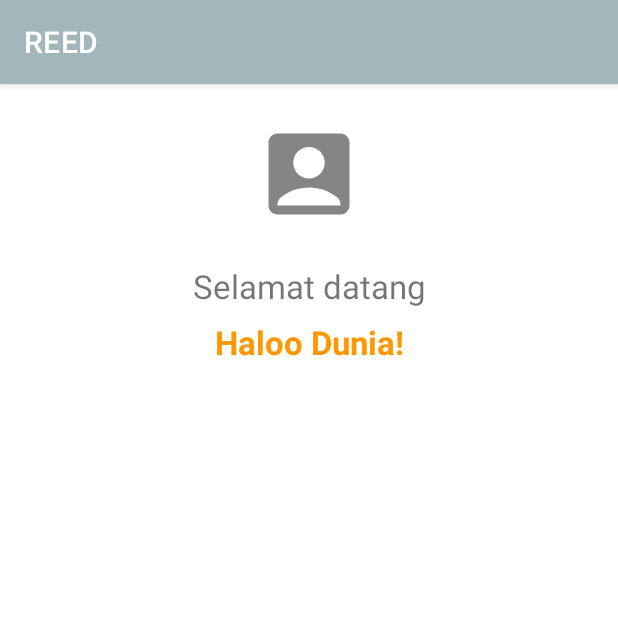
After one commit to Rqfi/UKLSemester4-3, an Android app: the fragment SecondFragment shown on its own in the app's theme, on a phone screen of 412 x 824 dp, the top half of it. The commit adds this screen. Run offline under Robolectric (Android 15) with nearby library versions, the phone set to English and light mode, and no system bars.

Commit message:
second commit

```diff
--- a/app/build.gradle
+++ b/app/build.gradle
@@ -45,6 +45,8 @@ dependencies {
     implementation 'androidx.recyclerview:recyclerview:1.2.1'
     implementation 'androidx.cardview:cardview:1.0.0'
     implementation 'com.github.bumptech.glide:glide:4.12.0'
+    implementation 'androidx.lifecycle:lifecycle-extensions:2.2.0'
+    implementation 'androidx.legacy:legacy-support-v4:1.0.0'
     testImplementation 'junit:junit:4.13.2'
     androidTestImplementation 'androidx.test.ext:junit:1.1.5'
     androidTestImplementation 'androidx.test.espresso:espresso-core:3.5.1'
--- a/app/src/main/AndroidManifest.xml
+++ b/app/src/main/AndroidManifest.xml
@@ -2,7 +2,8 @@
 <manifest xmlns:android="http://schemas.android.com/apk/res/android"
     xmlns:tools="http://schemas.android.com/tools"
     package="com.example.uklaplikasiku">
-    <uses-permission android:name="android.permission.INTERNET"/>
+
+    <uses-permission android:name="android.permission.INTERNET" />
 
     <application
         android:allowBackup="true"
@@ -14,6 +15,9 @@
         android:supportsRtl="true"
         android:theme="@style/Theme.UKLAplikasiku"
         tools:targetApi="31">
+        <activity
+            android:name=".SigninActivity"
+            android:exported="false" />
         <activity
             android:name=".LibraryActivity"
             android:exported="false" />
--- /dev/null
+++ b/app/src/main/java/com/example/uklaplikasiku/CommunicationViewModel.kt
@@ -0,0 +1,16 @@
+package com.example.uklaplikasiku
+
+import androidx.lifecycle.LiveData
+import androidx.lifecycle.MutableLiveData
+import androidx.lifecycle.ViewModel
+
+class CommunicationViewModel : ViewModel() {
+    private val mName = MutableLiveData<String>()
+
+    val name: LiveData<String>
+    get() = mName
+
+    fun setName(name : String){
+        mName.value = name
+    }
+}
--- /dev/null
+++ b/app/src/main/java/com/example/uklaplikasiku/SecondFragment.kt
@@ -0,0 +1,42 @@
+package com.example.uklaplikasiku
+
+import android.os.Bundle
+import androidx.fragment.app.Fragment
+import android.view.LayoutInflater
+import android.view.View
+import android.view.ViewGroup
+import android.widget.TextView
+import androidx.lifecycle.Observer
+import androidx.lifecycle.ViewModelProviders
+
+class SecondFragment : Fragment() {
+    private var communicationViewModel: CommunicationViewModel? = null
+    private var txtName: TextView? = null
+
+    override fun onCreate(savedInstanceState: Bundle?) {
+        super.onCreate(savedInstanceState)
+        communicationViewModel = ViewModelProviders.of(requireActivity()).get(CommunicationViewModel::class.java)
+        }
+
+    override fun onCreateView(
+        inflater: LayoutInflater, container: ViewGroup?,
+        savedInstanceState: Bundle?
+    ): View? {
+        // Inflate the layout for this fragment
+        return inflater.inflate(R.layout.fragment_second, container, false)
+    }
+
+    override fun onViewCreated(view: View, savedInstanceState: Bundle?) {
+        super.onViewCreated(view, savedInstanceState)
+        txtName = view.findViewById(R.id.textViewName)
+        communicationViewModel!!.name.observe(requireActivity(),
+        Observer { s -> txtName!!.text = s })
+    }
+
+    companion object {
+        fun newInstance(): SecondFragment {
+            return SecondFragment()
+        }
+    }
+
+}
--- /dev/null
+++ b/app/src/main/res/drawable-anydpi/ic_acc_box.xml
@@ -0,0 +1,11 @@
+<vector xmlns:android="http://schemas.android.com/apk/res/android"
+    android:width="24dp"
+    android:height="24dp"
+    android:viewportWidth="24"
+    android:viewportHeight="24"
+    android:tint="#333333"
+    android:alpha="0.6">
+  <path
+      android:fillColor="@android:color/white"
+      android:pathData="M19,3H5C3.9,3 3,3.9 3,5v14c0,1.1 0.9,2 2,2h14c1.1,0 2,-0.9 2,-2V5C21,3.9 20.1,3 19,3zM12,6c1.93,0 3.5,1.57 3.5,3.5c0,1.93 -1.57,3.5 -3.5,3.5s-3.5,-1.57 -3.5,-3.5C8.5,7.57 10.07,6 12,6zM19,19H5v-0.23c0,-0.62 0.28,-1.2 0.76,-1.58C7.47,15.82 9.64,15 12,15s4.53,0.82 6.24,2.19c0.48,0.38 0.76,0.97 0.76,1.58V19z"/>
+</vector>
--- /dev/null
+++ b/app/src/main/res/layout/fragment_second.xml
@@ -0,0 +1,54 @@
+<?xml version="1.0" encoding="utf-8"?>
+<androidx.constraintlayout.widget.ConstraintLayout
+    xmlns:android="http://schemas.android.com/apk/res/android"
+    xmlns:tools="http://schemas.android.com/tools"
+    android:layout_width="match_parent"
+    android:layout_height="match_parent"
+    xmlns:app="http://schemas.android.com/apk/res-auto"
+    tools:context=".SecondFragment">
+
+    <ImageView
+        android:id="@+id/imageView2"
+        android:layout_width="72dp"
+        android:layout_height="72dp"
+        android:layout_marginStart="8dp"
+        android:layout_marginLeft="8dp"
+        android:layout_marginTop="24dp"
+        android:layout_marginEnd="8dp"
+        android:layout_marginRight="8dp"
+        android:src="@drawable/ic_acc_box"
+        app:layout_constraintEnd_toEndOf="parent"
+        app:layout_constraintStart_toStartOf="parent"
+        app:layout_constraintTop_toTopOf="parent" />
+
+    <TextView
+        android:id="@+id/textViewName"
+        android:layout_width="0dp"
+        android:layout_height="wrap_content"
+        android:layout_marginStart="8dp"
+        android:layout_marginTop="8dp"
+        android:layout_marginEnd="8dp"
+        android:gravity="center"
+        android:hint="User Display Name"
+        android:textColor="@color/purple_200"
+        android:textSize="22sp"
+        android:textStyle="bold"
+        app:layout_constraintEnd_toEndOf="parent"
+        app:layout_constraintHorizontal_bias="0.0"
+        app:layout_constraintStart_toStartOf="parent"
+        app:layout_constraintTop_toBottomOf="@+id/textView"
+        android:text="Haloo Dunia!" />
+
+    <TextView
+        android:id="@+id/textView"
+        android:layout_width="0dp"
+        android:layout_height="wrap_content"
+        android:layout_marginTop="24dp"
+        android:text="Selamat datang"
+        android:textAlignment="center"
+        android:textSize="22sp"
+        app:layout_constraintEnd_toEndOf="parent"
+        app:layout_constraintStart_toStartOf="parent"
+        app:layout_constraintTop_toBottomOf="@+id/imageView2" />
+
+</androidx.constraintlayout.widget.ConstraintLayout>
```
Also changed, not shown: app/src/main/java/com/example/uklaplikasiku/FirstFragment.kt (added, +52 -0 lines), app/src/main/java/com/example/uklaplikasiku/LoginActivity.kt (+11 -0 lines), app/src/main/java/com/example/uklaplikasiku/SigninActivity.kt (added, +35 -0 lines), app/src/main/java/com/example/uklaplikasiku/ViewPagerAdapter.kt (added, +29 -0 lines), app/src/main/res/layout/activity_login.xml (+48 -6 lines), app/src/main/res/layout/activity_signin.xml (added, +32 -0 lines), app/src/main/res/layout/fragment_first.xml (added, +45 -0 lines), app/src/main/res/values/strings.xml (+6 -1 lines), app/src/main/res/drawable-hdpi/ic_acc_box.png (added), app/src/main/res/drawable-mdpi/ic_acc_box.png (added), app/src/main/res/drawable-xhdpi/ic_acc_box.png (added), app/src/main/res/drawable-xxhdpi/ic_acc_box.png (added).
